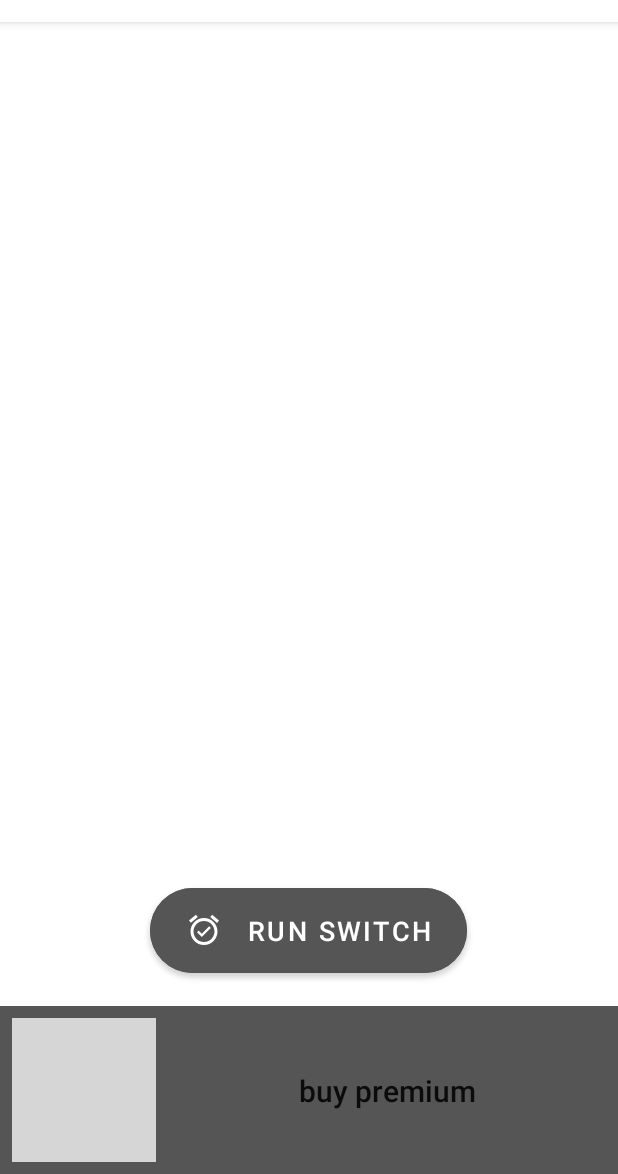
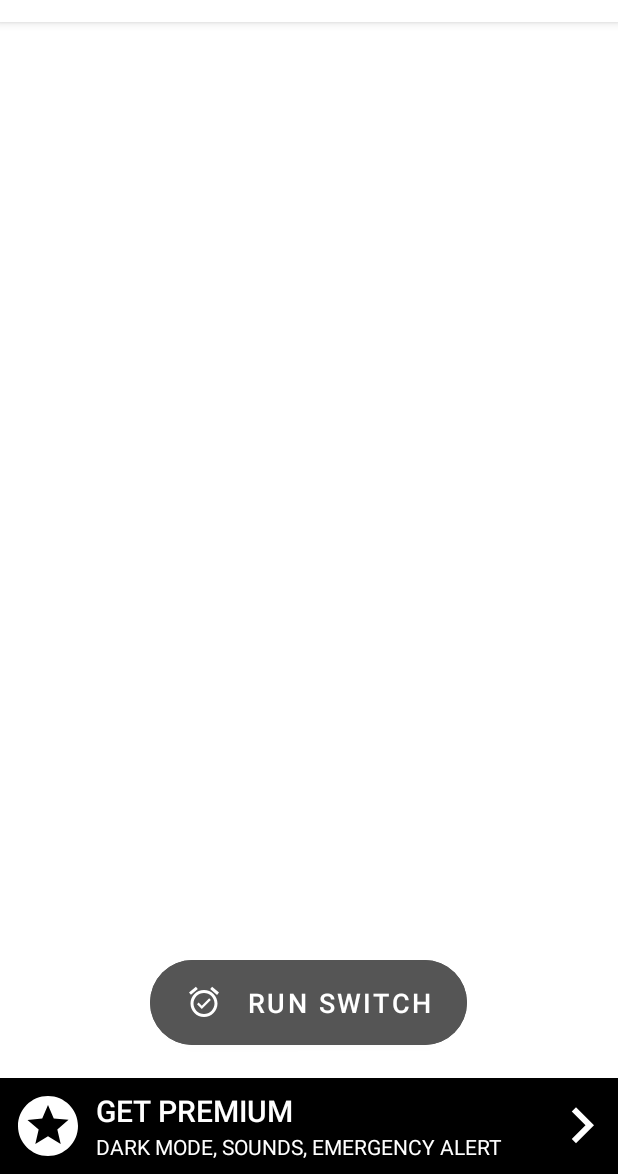
Before and after one commit to SelfFormat/dms, an Android app: the screen it shows after launch (MainActivity), on a phone screen of 412 x 824 dp, the part 62-1236 px from its top. Run offline under Robolectric (Android 15) with nearby library versions, the phone set to English and light mode, and no system bars; grey boxes are pictures that could not be loaded.

Commit message:
Add polishing to premium bar at the bottom of main screen

```diff
--- a/app/build.gradle
+++ b/app/build.gradle
@@ -25,10 +25,11 @@ android {
 
 dependencies {
     implementation fileTree(dir: 'libs', include: ['*.jar'])
-    implementation"org.jetbrains.kotlin:kotlin-stdlib-jdk7:$kotlin_version"
+    implementation "org.jetbrains.kotlin:kotlin-stdlib-jdk7:$kotlin_version"
     implementation 'androidx.appcompat:appcompat:1.0.2'
     implementation 'androidx.constraintlayout:constraintlayout:1.1.3'
     implementation 'com.google.android.material:material:1.0.0'
+    implementation 'androidx.legacy:legacy-support-v4:1.0.0-beta01'
     testImplementation 'junit:junit:4.12'
     androidTestImplementation 'androidx.test:runner:1.1.1-alpha01'
     androidTestImplementation 'androidx.test.espresso:espresso-core:3.1.1-alpha01'
--- /dev/null
+++ b/app/src/main/res/drawable/ic_keyboard_arrow_right_black_24dp.xml
@@ -0,0 +1,5 @@
+<vector android:height="48dp" android:tint="#FFFFFF"
+    android:viewportHeight="24.0" android:viewportWidth="24.0"
+    android:width="48dp" xmlns:android="http://schemas.android.com/apk/res/android">
+    <path android:fillColor="#FF000000" android:pathData="M8.59,16.34l4.58,-4.59 -4.58,-4.59L10,5.75l6,6 -6,6z"/>
+</vector>
--- /dev/null
+++ b/app/src/main/res/drawable/ic_stars_white_48dp.xml
@@ -0,0 +1,4 @@
+<vector android:height="48dp" android:viewportHeight="24.0"
+    android:viewportWidth="24.0" android:width="48dp" xmlns:android="http://schemas.android.com/apk/res/android">
+    <path android:fillColor="#FFFFFFFF" android:pathData="M11.99,2C6.47,2 2,6.48 2,12s4.47,10 9.99,10C17.52,22 22,17.52 22,12S17.52,2 11.99,2zM16.23,18L12,15.45 7.77,18l1.12,-4.81 -3.73,-3.23 4.92,-0.42L12,5l1.92,4.53 4.92,0.42 -3.73,3.23L16.23,18z"/>
+</vector>
--- a/app/src/main/res/layout/activity_main.xml
+++ b/app/src/main/res/layout/activity_main.xml
@@ -12,7 +12,7 @@
     <androidx.coordinatorlayout.widget.CoordinatorLayout
             android:layout_width="match_parent"
             android:layout_height="0dp"
-            app:layout_constraintBottom_toTopOf="@+id/constraintLayout"
+            app:layout_constraintBottom_toTopOf="@+id/premiumBar"
             app:layout_constraintEnd_toEndOf="parent"
             app:layout_constraintStart_toStartOf="parent"
             app:layout_constraintTop_toTopOf="parent">
@@ -55,12 +55,12 @@
     </androidx.coordinatorlayout.widget.CoordinatorLayout>
 
     <androidx.constraintlayout.widget.ConstraintLayout
-            android:id="@+id/constraintLayout"
+            android:id="@+id/premiumBar"
             android:layout_width="match_parent"
             android:layout_height="wrap_content"
             android:layout_alignParentBottom="true"
             android:layout_gravity="bottom"
-            android:background="@color/grayTitle"
+            android:background="@color/black"
             app:layout_constraintBottom_toBottomOf="parent"
             app:layout_constraintEnd_toEndOf="parent"
             app:layout_constraintStart_toStartOf="parent">
@@ -72,34 +72,45 @@
                 android:layout_marginStart="8dp"
                 android:layout_marginTop="8dp"
                 android:layout_marginBottom="8dp"
-                android:src="@drawable/ic_stars_black_48dp"
+                android:src="@drawable/ic_stars_white_48dp"
                 app:layout_constraintBottom_toBottomOf="parent"
                 app:layout_constraintStart_toStartOf="parent"
                 app:layout_constraintTop_toTopOf="parent"/>
 
         <TextView
+            android:id="@+id/buyPremiumTitle"
             style="@style/TextAppearance.AppCompat.Title"
             android:layout_width="wrap_content"
             android:layout_height="wrap_content"
             android:layout_marginStart="8dp"
-                android:layout_marginEnd="8dp"
+            android:layout_marginTop="8dp"
             android:text="@string/buy_premium"
-                app:layout_constraintBottom_toBottomOf="@+id/imageView"
-                app:layout_constraintEnd_toEndOf="parent"
+            android:textAllCaps="true"
+            android:textColor="@color/white"
             app:layout_constraintStart_toEndOf="@+id/imageView"
-                app:layout_constraintTop_toTopOf="@+id/imageView"/>
+            app:layout_constraintTop_toTopOf="parent" />
 
-        <ImageView
-                android:id="@+id/imageView2"
+        <TextView
+            android:id="@+id/buyPremiumDescription"
             android:layout_width="wrap_content"
             android:layout_height="wrap_content"
             android:layout_marginStart="8dp"
-                android:layout_marginTop="8dp"
             android:layout_marginBottom="8dp"
-                android:src="@drawable/ic_stars_black_48dp"
+            android:text="@string/buy_premium_description"
+            android:textAllCaps="true"
+            android:textColor="@color/white"
             app:layout_constraintBottom_toBottomOf="parent"
-                app:layout_constraintStart_toStartOf="parent"
-                app:layout_constraintTop_toTopOf="parent"/>
+            app:layout_constraintStart_toEndOf="@+id/imageView"
+            app:layout_constraintTop_toBottomOf="@+id/buyPremiumTitle" />
+
+        <ImageView
+            android:id="@+id/goToPremiumArrow"
+            android:layout_width="wrap_content"
+            android:layout_height="wrap_content"
+            android:src="@drawable/ic_keyboard_arrow_right_black_24dp"
+            app:layout_constraintBottom_toBottomOf="parent"
+            app:layout_constraintEnd_toEndOf="parent"
+            app:layout_constraintTop_toTopOf="parent" />
 
     </androidx.constraintlayout.widget.ConstraintLayout>
 
--- a/app/src/main/res/values/strings.xml
+++ b/app/src/main/res/values/strings.xml
@@ -1,5 +1,6 @@
 <resources>
     <string name="app_name">Dead man\'s switch</string>
     <string name="fab_run_switch">\trun switch</string>
-    <string name="buy_premium">buy premium</string>
+    <string name="buy_premium">get premium</string>
+    <string name="buy_premium_description">dark mode, sounds, emergency alert</string>
 </resources>
```
Lines whose indentation alone changed are shown as unchanged.
